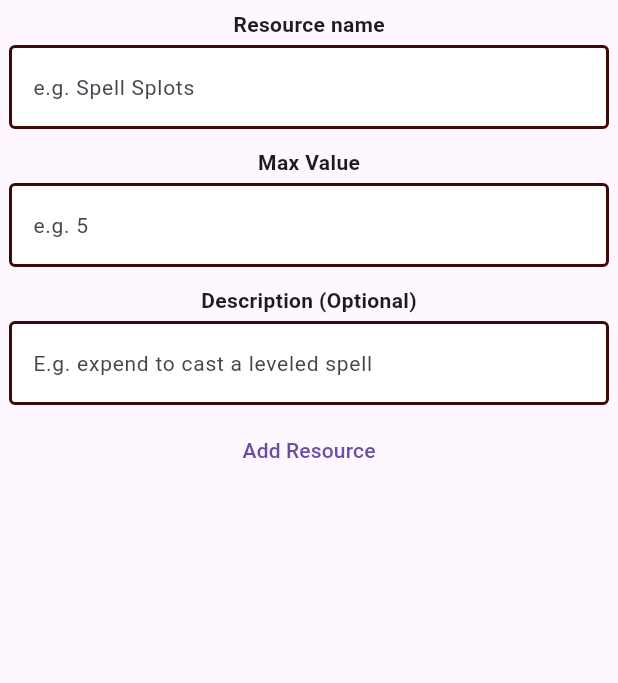
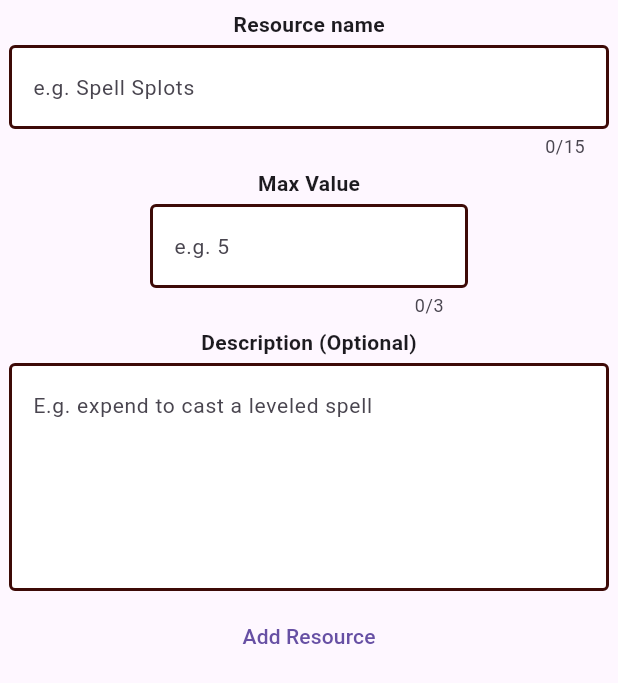
Before and after one commit to skeptickal/homeBrewed, a Flutter app: the AddResourceScreen widget shown alone on an empty page, opened directly with empty values, on a phone screen of 412 x 824 dp. Shown: the top 683 px of the screen. Run offline on Flutter 3.47's test engine with Material 3 defaults, Android fonts, the phone set to English and light mode, and no system bars; our stand-ins replace bloc, cloud_firestore, equatable, firebase_auth, firebase_core, firebase_messaging and 4 more; accounts and stored records are empty.

Commit message:
finalized resources and weapons

```diff
--- a/dnd_character_manager/lib/constants/text_fields.dart
+++ b/dnd_character_manager/lib/constants/text_fields.dart
@@ -48,6 +48,9 @@ class CustomTextBox extends StatelessWidget {
 }
 
 class BigTextBox extends StatelessWidget {
+  final int? maxLength;
+  final int? maxLines;
+  final TextInputType? keyboardType;
   final bool? readOnly;
   final void Function(PointerDownEvent)? onTapOutside;
   final void Function()? onEditingComplete;
@@ -59,6 +62,9 @@ class BigTextBox extends StatelessWidget {
   final int? minLines;
 
   const BigTextBox({
+    this.maxLength,
+    this.maxLines,
+    this.keyboardType,
     this.readOnly,
     this.onTapOutside,
     this.onEditingComplete,
@@ -83,6 +89,7 @@ class BigTextBox extends StatelessWidget {
           Focus(
             onFocusChange: (hasFocus) => hasFocus ? null : onEditingComplete!(),
             child: TextField(
+              maxLength: maxLength,
               style: TextStyle(color: !enabled ? disableGrey : black),
               textInputAction: TextInputAction.none,
               onTapOutside: onTapOutside,
@@ -90,8 +97,8 @@ class BigTextBox extends StatelessWidget {
               readOnly: !enabled,
               controller: controller,
               minLines: minLines,
-              maxLines: null,
-              keyboardType: TextInputType.multiline,
+              maxLines: maxLines,
+              keyboardType: keyboardType ?? TextInputType.multiline,
               decoration: dndFieldInputDecoration(enabled: enabled, hintText: hintText),
             ),
           ),
@@ -102,6 +109,7 @@ class BigTextBox extends StatelessWidget {
 }
 
 class StatTextBox extends StatelessWidget {
+  final int? maxLength;
   final TextInputAction? action;
   final TextInputType? inputType;
   final void Function(PointerDownEvent)? onTapOutside;
@@ -114,6 +122,7 @@ class StatTextBox extends StatelessWidget {
   final int? minLines;
 
   const StatTextBox({
+    this.maxLength,
     this.action,
     this.inputType,
     this.onTapOutside,
@@ -138,6 +147,7 @@ class StatTextBox extends StatelessWidget {
           Focus(
             onFocusChange: (hasFocus) => hasFocus ? null : onEditingComplete!(),
             child: TextFormField(
+              maxLength: maxLength,
               style: TextStyle(color: !enabled ? const Color.fromARGB(255, 124, 124, 124) : black),
               onTapOutside: onTapOutside,
               onEditingComplete: onEditingComplete,
@@ -171,6 +181,7 @@ final textInputDecoration = InputDecoration(
 
 InputDecoration dndFieldInputDecoration({required bool enabled, required String hintText}) {
   return InputDecoration(
+    focusColor: themeColor,
     hintText: hintText,
     fillColor: white,
     filled: true,
@@ -179,7 +190,7 @@ InputDecoration dndFieldInputDecoration({required bool enabled, required String
       borderSide: BorderSide(color: themeColor, width: enabled ? 2.0 : 0),
     ),
     focusedBorder: OutlineInputBorder(
-      borderSide: BorderSide(color: black, width: enabled ? 2.0 : 1),
+      borderSide: BorderSide(color: themeColor, width: enabled ? 2.0 : 1),
     ),
   );
 }
--- a/dnd_character_manager/lib/cubits/weapon_cubit/weapon_cubit.dart
+++ b/dnd_character_manager/lib/cubits/weapon_cubit/weapon_cubit.dart
@@ -25,7 +25,7 @@ class WeaponCubit extends Cubit<WeaponState> {
 
   Future<void> setWeaponsData(Weapon weapon) async {
     await dndService.setWeaponsData(weapon: weapon);
-    emit(state.copyWith(weapons: [...?state.weapons, weapon]));
+    //emit(state.copyWith(weapons: [...?state.weapons, weapon]));
   }
 
   Future<void> readWeaponsByCharID(String? charID) async {
--- a/dnd_character_manager/lib/cubits/weapon_cubit/weapon_state.dart
+++ b/dnd_character_manager/lib/cubits/weapon_cubit/weapon_state.dart
@@ -19,7 +19,7 @@ final class WeaponInitial extends WeaponState {
   WeaponInitial()
       : super(
           weapons: [],
-          currentSelectedWeapon: Weapon(
+          currentSelectedWeapon: const Weapon(
             charID: '1234',
             weaponID: '5678',
             damageRoll: '1',
--- a/dnd_character_manager/lib/pages/add_resource_screen.dart
+++ b/dnd_character_manager/lib/pages/add_resource_screen.dart
@@ -27,26 +27,34 @@ class AddResourceScreen extends StatelessWidget {
             padding: EdgeInsets.only(bottom: MediaQuery.of(context).viewInsets.bottom),
             child: Column(
               children: [
-                CustomTextBox(
+                BigTextBox(
+                  maxLength: 15,
+                  maxLines: 1,
+                  enabled: true,
+                  onEditingComplete: () {},
                   padding: const EdgeInsets.all(6),
                   controller: name,
                   hintText: 'e.g. Spell Splots',
                   subtitle: 'Resource name',
-                  obscureText: false,
                 ),
-                CustomTextBox(
-                  padding: const EdgeInsets.all(6),
+                BigTextBox(
+                  enabled: true,
+                  onEditingComplete: () {},
+                  padding: const EdgeInsets.symmetric(horizontal: 100),
                   controller: maxResourceValue,
                   hintText: 'e.g. 5',
                   subtitle: 'Max Value',
-                  obscureText: false,
+                  keyboardType: TextInputType.number,
+                  maxLength: 3,
                 ),
-                CustomTextBox(
+                BigTextBox(
+                  minLines: 5,
+                  onEditingComplete: () {},
+                  enabled: true,
                   padding: const EdgeInsets.all(6),
                   controller: description,
                   hintText: 'E.g. expend to cast a leveled spell',
                   subtitle: 'Description (Optional)',
-                  obscureText: false,
                 ),
                 TextButton(
                   onPressed: () => _addResource(
@@ -82,6 +90,7 @@ class AddResourceScreen extends StatelessWidget {
       description: description,
     );
     context.read<ResourceCubit>().setResourcesData(newResource);
+    context.read<ResourceCubit>().readResourcesByCharID(charID);
     context.pop();
   }
 }
--- a/dnd_character_manager/lib/pages/add_weapon_screen.dart
+++ b/dnd_character_manager/lib/pages/add_weapon_screen.dart
@@ -87,6 +87,7 @@ class AddWeaponScreen extends StatelessWidget {
       description: description,
     );
     context.read<WeaponCubit>().setWeaponsData(newWeapon);
+    context.read<WeaponCubit>().readWeaponsByCharID(charID);
     context.pop();
   }
 }
--- a/dnd_character_manager/lib/pages/tabs/weapons_tab.dart
+++ b/dnd_character_manager/lib/pages/tabs/weapons_tab.dart
@@ -1,7 +1,6 @@
 import 'package:dnd_character_manager/cubits/weapon_cubit/weapon_cubit.dart';
 import 'package:dnd_character_manager/models/weapon.dart';
 import 'package:flutter/material.dart';
-import 'package:flutter/widgets.dart';
 import 'package:flutter_bloc/flutter_bloc.dart';
 import 'package:font_awesome_flutter/font_awesome_flutter.dart';
 import 'package:go_router/go_router.dart';
@@ -195,7 +194,7 @@ void _showEditPanel(BuildContext context, String charID) {
 void _showPostEditPanel(BuildContext context, Weapon weapon) {
   showDialog(
     barrierDismissible: false,
-    barrierColor: black,
+    //barrierColor: black,
     context: context,
     builder: (context) => Center(
       child: SingleChildScrollView(
```
Also changed, not shown: dnd_character_manager/lib/pages/edit_resource_screen.dart (+64 -7 lines), dnd_character_manager/lib/pages/edit_weapon_screen.dart (+8 -0 lines), dnd_character_manager/lib/pages/tabs/resources_tab.dart (+1 -60 lines).
